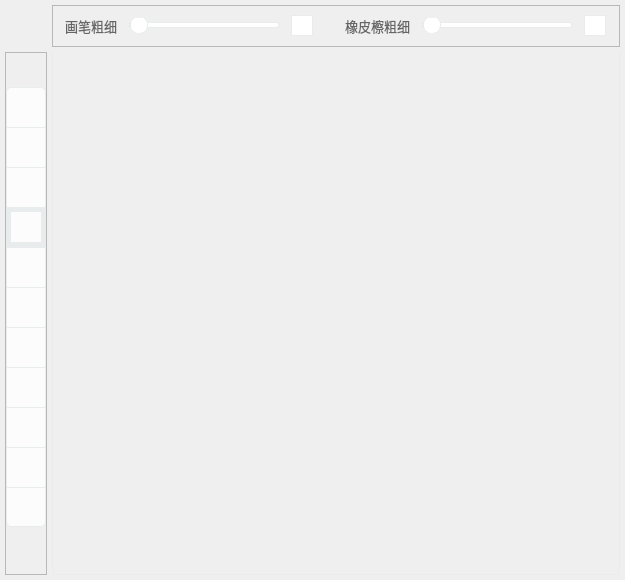
The window that Status/Resources/ui/c_whiteBoardWidget.ui (StatusOnIineEducationDev/status-desktop) describes before a commit, drawn with Qt 5.
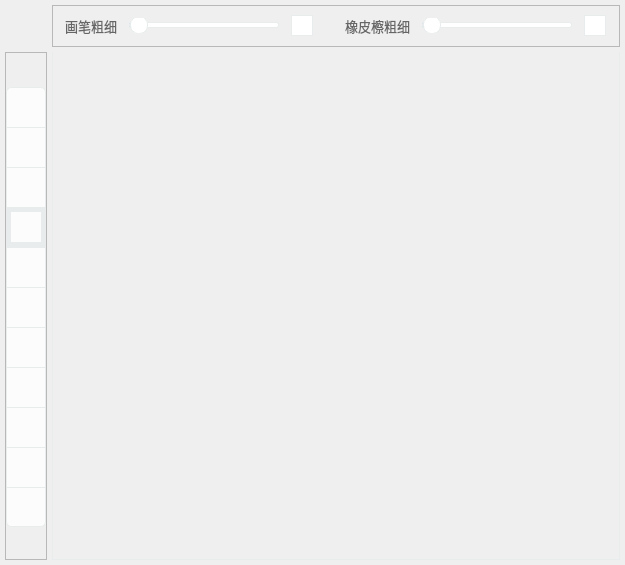
The same window after the commit. Icons and pictures are not drawn.

```diff
--- a/Status/Resources/ui/c_whiteBoardWidget.ui
+++ b/Status/Resources/ui/c_whiteBoardWidget.ui
@@ -7,13 +7,13 @@
     <x>0</x>
     <y>0</y>
     <width>625</width>
-    <height>580</height>
+    <height>565</height>
    </rect>
   </property>
   <property name="minimumSize">
    <size>
     <width>625</width>
-    <height>580</height>
+    <height>565</height>
    </size>
   </property>
   <property name="windowTitle">
```
